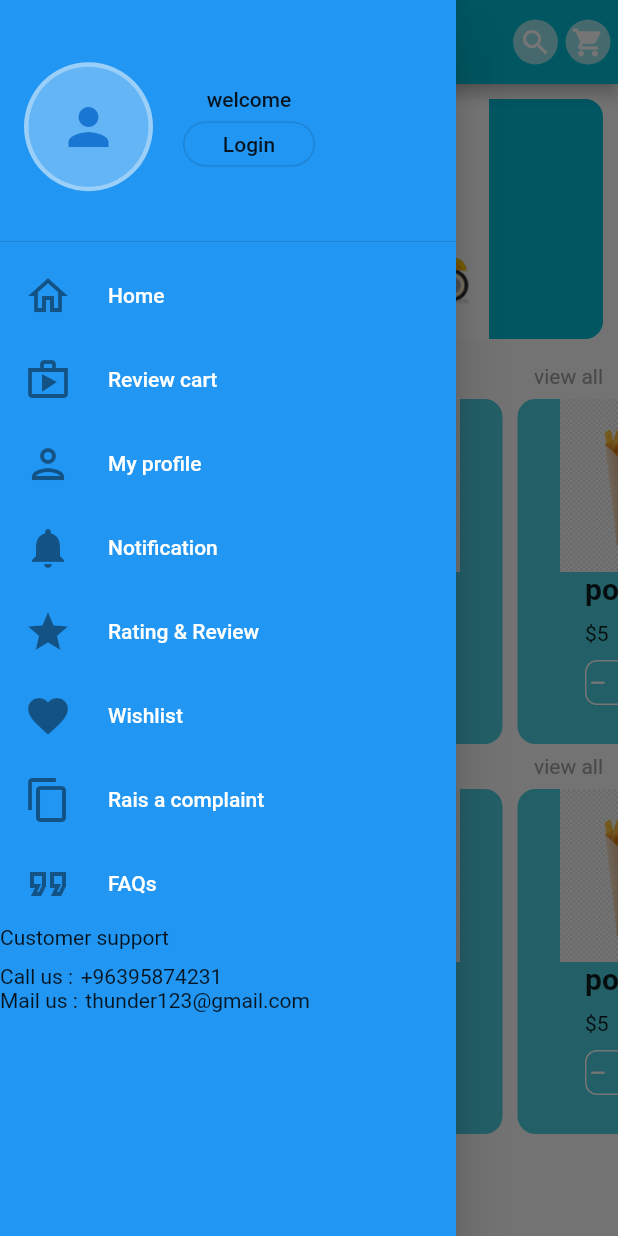
After one commit to mayssamalwaraa/Thunder, a Flutter app: the screen it shows after launch, with the side drawer open, on a phone screen of 412 x 824 dp. The commit adds this screen. Run offline on Flutter 3.47's test engine with Material 2 defaults, Android fonts, the phone set to English and light mode, and no system bars; our stand-ins replace flutter_signin_button.

Commit message:
organize file

```diff
--- /dev/null
+++ b/lib/config/colors.dart
@@ -0,0 +1,5 @@
+
+import 'package:flutter/material.dart';
+
+Color primaryColor = Colors.blue;
+Color textColor = Colors.white;
--- a/lib/main.dart
+++ b/lib/main.dart
@@ -1,6 +1,7 @@
 import 'package:flutter/material.dart';
 import 'package:foodapp/auth/sing_in.dart';
-import 'package:foodapp/home_screen/home_screen.dart';
+import 'package:foodapp/config/colors.dart';
+import 'package:foodapp/screens/home_screen.dart';
 
 
 void main() {
@@ -12,6 +13,9 @@ class FoodApp extends StatelessWidget {
   @override
   Widget build(BuildContext context) {
     return MaterialApp(
+      theme: ThemeData(
+        primaryColor: primaryColor ,
+      ),
       debugShowCheckedModeBanner: false,
       title: 'Food App',
       home: HomeScreen(),
--- /dev/null
+++ b/lib/screens/Single_product.dart
@@ -0,0 +1,80 @@
+import 'package:flutter/material.dart';
+
+class SingleProduct extends StatelessWidget {
+
+  final String  productName;
+  final String productImage;
+  final Function ontap;
+
+  SingleProduct({
+    required this.productName,
+    required this.productImage,
+    required this.ontap,
+  });
+
+  @override
+  Widget build(BuildContext context) {
+    return Container(
+                margin: EdgeInsets.symmetric(horizontal: 5.0),
+                height: 230.0,
+                width: 160.0,
+                decoration: BoxDecoration(
+                  color: Colors.cyan[300],
+                  borderRadius: BorderRadius.circular(12.0),
+                ),
+                child: Column(
+                      // crossAxisAlignment:CrossAxisAlignment.start,
+                  children: [
+                    Expanded(
+                      child:Image.asset(productImage),
+                      ),
+                      Expanded(
+                        child: Column(
+                          crossAxisAlignment:CrossAxisAlignment.start,
+                          children: [
+                            Text(
+                              productName,
+                              style: TextStyle(
+                                fontWeight: FontWeight.bold,
+                                fontSize: 20.0,
+                              ),),
+                              SizedBox(
+                                height: 10.0,
+                              ),
+                            Text('\$5'),
+                            SizedBox(
+                                height: 10.0,
+                              ),
+                            Container(
+                            height: 30,
+                            width: 70,
+                            decoration: BoxDecoration(
+                              border: Border.all(color:Colors.white),
+                              borderRadius: BorderRadius.circular(8.0),
+                            ),
+                            child: Row(
+                              mainAxisAlignment: MainAxisAlignment.spaceBetween,
+                              children: [
+                                Icon(
+                                  Icons.remove,
+                                  size: 15.0,
+                                  color: Colors.white,),
+                                  Text(
+                                    '1',
+                                    style: TextStyle(
+                                      color: Colors.white ),),
+                                  Icon(
+                                  Icons.add,
+                                  size: 15.0,
+                                  color: Colors.white,),
+                              ]),
+                          ),
+                          ],
+                        ),
+                        ),
+
+                  ],
+                ),
+              );
+  }
+}
--- /dev/null
+++ b/lib/screens/drawer_side.dart
@@ -0,0 +1,116 @@
+import 'package:flutter/material.dart';
+import 'package:foodapp/config/colors.dart';
+
+class DrawerSide extends StatelessWidget {
+  const DrawerSide({ Key? key }) : super(key: key);
+    Widget ItemList({
+   required  IconData icon,
+   required  String title,
+
+  }){
+    return ListTile(
+      leading: Icon(
+        icon,
+        size: 32,
+      ),
+      title: Text(
+        title,
+        style: TextStyle(
+          color: textColor,
+        ),),
+    );
+  }
+  @override
+  Widget build(BuildContext context) {
+    return Drawer(
+        child: Container(
+          color: primaryColor,
+          child: ListView(
+            children:[
+              DrawerHeader(
+                child: Row(
+                  children: [
+                    CircleAvatar(
+                      backgroundColor: Colors.white54,
+                      radius: 43,
+                      child: CircleAvatar(
+                        radius:40,
+                        backgroundColor: Colors.blue[300],
+                        child: Icon(
+                          Icons.person,
+                          size: 40.0,
+                        ),
+                         ),
+                    ),
+                    SizedBox(
+                      width: 20,
+                    ),
+                    Column(
+                      mainAxisAlignment: MainAxisAlignment.center,
+                      children: [
+                        Text("welcome"),
+                        SizedBox(
+                          height: 7.0,
+                        ),
+                        Container(
+                          height: 30,
+                          child: OutlineButton(
+                            onPressed:(){},
+                            child:Text('Login'),
+                            shape: RoundedRectangleBorder(
+
+                              borderRadius: BorderRadius.circular(15),
+                              side: BorderSide(
+                                width: 2,
+                              ),
+                            ),
+                          ),
+                        ),
+                      ],
+                    ),
+                  ]) ,
+              ),
+              ItemList(icon: Icons.home_outlined ,title:"Home" ),
+              ItemList(icon: Icons.shop_outlined ,title:"Review cart" ),
+              ItemList(icon: Icons.person_outlined ,title:"My profile" ),
+              ItemList(icon: Icons.notifications ,title:"Notification" ),
+              ItemList(icon: Icons.star_outlined ,title:"Rating & Review" ),
+              ItemList(icon: Icons.favorite_outlined ,title:"Wishlist" ),
+              ItemList(icon: Icons.copy_outlined ,title:"Rais a complaint" ),
+              ItemList(icon: Icons.format_quote_outlined ,title:"FAQs" ),
+              Container(
+                height: 350.0,
+                child: Column(
+                  crossAxisAlignment: CrossAxisAlignment.start,
+                  children: [
+                    Text("Customer support"),
+                    SizedBox(
+                      height: 10,
+                    ),
+                    Row(
+                      children: [
+                        Text('Call us :'),
+                        SizedBox(
+                          width: 5.0,
+                        ),
+                        Text("+96395874231"),
+                      ],
+                    ),
+                    Row(
+                      children: [
+                        Text('Mail us :'),
+                        SizedBox(
+                          width: 5.0,
+                        ),
+                        Text("thunder123@gmail.com"),
+                      ],
+                    ),
+                  ],
+                ),
+              ),
+            ],
+          ),
+        ),
+      );
+  }
+}
--- /dev/null
+++ b/lib/screens/home_screen.dart
@@ -0,0 +1,162 @@
+import 'package:flutter/material.dart';
+import 'package:foodapp/screens/Single_product.dart';
+import 'package:foodapp/screens/drawer_side.dart';
+
+class HomeScreen extends StatelessWidget {
+  const HomeScreen({ Key? key }) : super(key: key);
+
+
+  @override
+  Widget build(BuildContext context) {
+    return Scaffold(
+      drawer: DrawerSide(),
+      appBar: AppBar(
+        iconTheme: IconThemeData(color: Colors.white),
+        title: Text('Home'),
+        backgroundColor: Colors.cyan,
+        actions: [
+          CircleAvatar(
+            radius: 15.0,
+            backgroundColor: Colors.white60,
+            child: Icon(Icons.search,size: 22.0,color: Colors.white,),
+          ),
+          Padding(
+            padding: const EdgeInsets.symmetric(horizontal: 5.0),
+            child: CircleAvatar(
+              radius: 15.0,
+              backgroundColor: Colors.white60,
+              child: Icon(Icons.shopping_cart,size: 22.0,color: Colors.white,),
+            ),
+          ),
+        ],
+
+      ),
+      body: ListView(
+        children: [
+           Padding(
+             padding: const EdgeInsets.all(10.0),
+             child: Container(
+               height: 160.0,
+               decoration: BoxDecoration(
+                 borderRadius:BorderRadius.circular(12.0),
+                 color: Colors.cyan,
+                 image: DecorationImage(
+
+                   image: AssetImage('images/download.png'))
+               ),
+             ),
+           ),
+          Padding(
+            padding: const EdgeInsets.symmetric(
+              horizontal: 10.0,
+              vertical: 5.0,
+            ),
+            child: Row(
+              mainAxisAlignment: MainAxisAlignment.spaceBetween,
+              children: [
+                Text(
+                  'Fast food',
+                  style: TextStyle(
+                    fontSize: 17.0,
+                    fontWeight: FontWeight.bold,
+                  ),),
+                Text(
+                  'view all',
+                  style: TextStyle(
+                    color: Colors.grey,
+                  ),),
+              ],
+            ),
+          ),
+          SingleChildScrollView(
+            scrollDirection: Axis.horizontal,
+            child: Row(
+              children: [
+                SingleProduct(
+                  productName:'potato' ,
+                  productImage:'images/potato.png' ,
+                  ontap: (){}
+                ),
+                SingleProduct(
+                  productName: 'potato' ,
+                  productImage: 'images/potato.png' ,
+                  ontap: (){}
+                ),
+                SingleProduct(
+                  productName: 'potato' ,
+                  productImage:'images/potato.png' ,
+                  ontap: (){}
+                ),
+                SingleProduct(
+                  productName:'potato' ,
+                  productImage:'images/potato.png' ,
+                  ontap: (){}
+                ),
+                SingleProduct(
+                  productName:'potato' ,
+                  productImage:'images/potato.png' ,
+                  ontap: (){}
+                ),
+              ],
+            ),
+          ),
+          Padding(
+            padding: const EdgeInsets.symmetric(
+              horizontal: 10.0,
+              vertical: 5.0,
+            ),
+            child: Row(
+              mainAxisAlignment: MainAxisAlignment.spaceBetween,
+              children: [
+                Text(
+                  'Latest food',
+                  style: TextStyle(
+                    fontSize: 17.0,
+                    fontWeight: FontWeight.bold,
+                  ),),
+                Text(
+                  'view all',
+                  style: TextStyle(
+                    color: Colors.grey,
+                  ),),
+              ],
+            ),
+          ),
+         SingleChildScrollView(
+            scrollDirection: Axis.horizontal,
+            child: Row(
+              children: [
+                SingleProduct(
+                  productName:'potato' ,
+                  productImage:'images/potato.png' ,
+                  ontap: (){}
+                ),
+                SingleProduct(
+                  productName:'potato' ,
+                  productImage:'images/potato.png' ,
+                  ontap: (){}
+                ),
+                SingleProduct(
+                  productName:'potato' ,
+                  productImage:'images/potato.png' ,
+                  ontap: (){}
+                ),
+                SingleProduct(
+                  productName:'potato' ,
+                  productImage:'images/potato.png' ,
+                  ontap: (){}
+                ),
+                SingleProduct(
+                  productName:'potato' ,
+                  productImage:'images/potato.png' ,
+                  ontap: (){}
+                ),
+              ],
+            ),
+          ),
+
+        ],
+      ),
+    );
+  }
+}
```
Also changed, not shown: lib/home_screen/home_screen.dart (deleted, +0 -289 lines).
